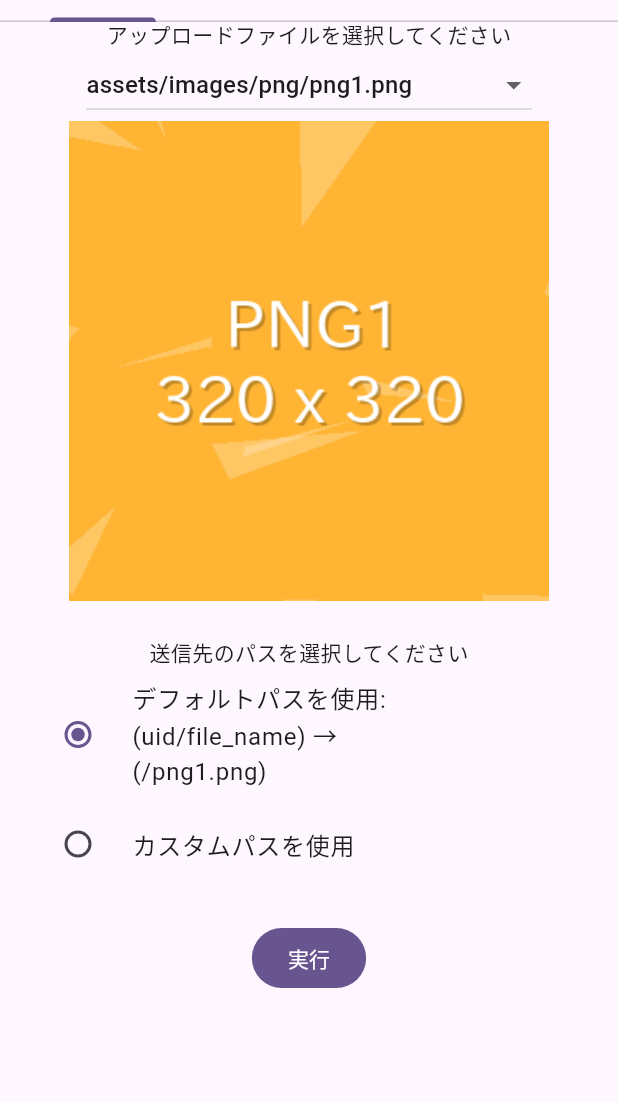
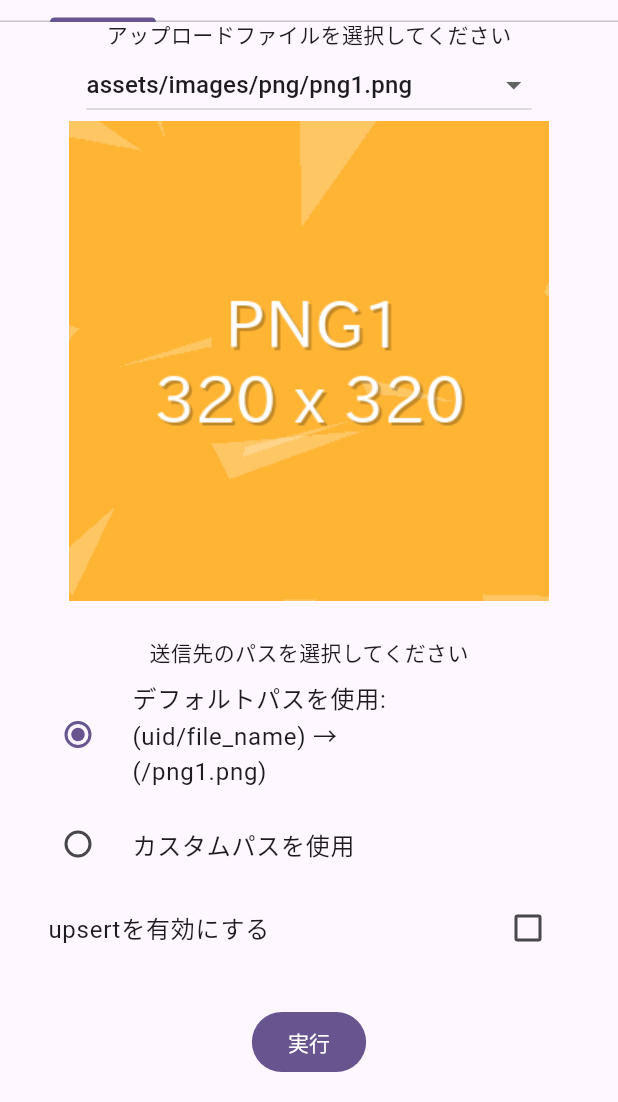
Before and after one commit to Pregum/supabase_storage_rls_practice, a Flutter app: the screen it shows once a user with an empty profile is signed in, scrolled down 203 dp, on a phone screen of 412 x 824 dp, the part 134-1236 px from its top. Run offline on Flutter 3.47's test engine with Material 3 defaults, Android fonts, the phone set to English and light mode, and no system bars; our stand-ins replace auto_route, flutter_hooks, freezed_annotation, gap, hooks_riverpod, logger and 2 more; missing offline and left inert: syncfusion_flutter_pdfviewer; accounts and stored records are empty; generated files the repository leaves out were written again.

Commit message:
update: 上書きのON/OFFチェックボックスを追加

```diff
--- a/lib/domain/model/storage_command_parameter.dart
+++ b/lib/domain/model/storage_command_parameter.dart
@@ -20,6 +20,7 @@ class UploadCommandParameter
     @Default('') String sourceFilePath,
     @Default('') String destFilePath,
     @Default(BucketKind.a) final BucketKind bucketKind,
+    @Default(false) bool isUpsertEnabled,
   }) = _UploadCommandParameter;
 
   @override
--- a/lib/ui/pages/play_ground/upload_options_form.dart
+++ b/lib/ui/pages/play_ground/upload_options_form.dart
@@ -133,6 +133,16 @@ class UploadOptionsForm extends HookConsumerWidget {
                 hintText: '保存先のファイルパスを入力してください',
               ),
             ),
+          CheckboxListTile(
+            title: const Text('upsertを有効にする'),
+            value: parameter.value.isUpsertEnabled,
+            onChanged: (bool? value) {
+              if (value != null) {
+                parameter.value =
+                    parameter.value.copyWith(isUpsertEnabled: value);
+              }
+            },
+          ),
           const Gap(24),
         ],
       ),
```
Also changed, not shown: lib/domain/model/storage_command_parameter.freezed.dart.
